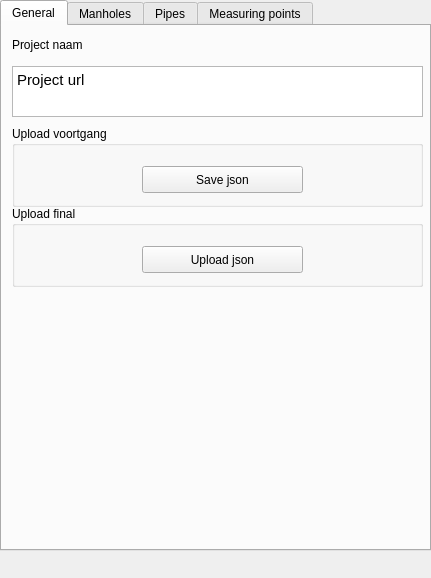
The window that beoordelingstool_dockwidget_base.ui (nens/Beoordelingstool) describes before a commit, drawn with Qt 5.
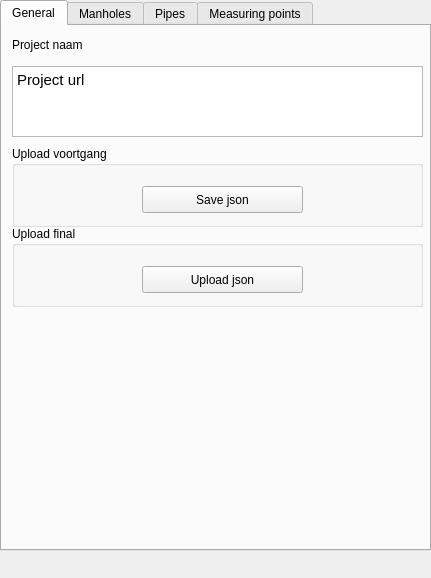
The same window after the commit. The open tabs and pages were chosen to show the change.

Commit message: Make project url textEdit bigger and selectable by mouse.

The edit to the form file:
```diff
--- a/beoordelingstool_dockwidget_base.ui
+++ b/beoordelingstool_dockwidget_base.ui
@@ -53,7 +53,7 @@
       <property name="geometry">
        <rect>
         <x>10</x>
-        <y>100</y>
+        <y>120</y>
         <width>411</width>
         <height>81</height>
        </rect>
@@ -79,7 +79,7 @@
       <property name="geometry">
        <rect>
         <x>10</x>
-        <y>180</y>
+        <y>200</y>
         <width>411</width>
         <height>81</height>
        </rect>
@@ -107,7 +107,7 @@
         <x>10</x>
         <y>40</y>
         <width>411</width>
-        <height>51</height>
+        <height>71</height>
        </rect>
       </property>
       <property name="readOnly">
```
Left out of the diff: 2 changed lines with no effect on the pictures.
